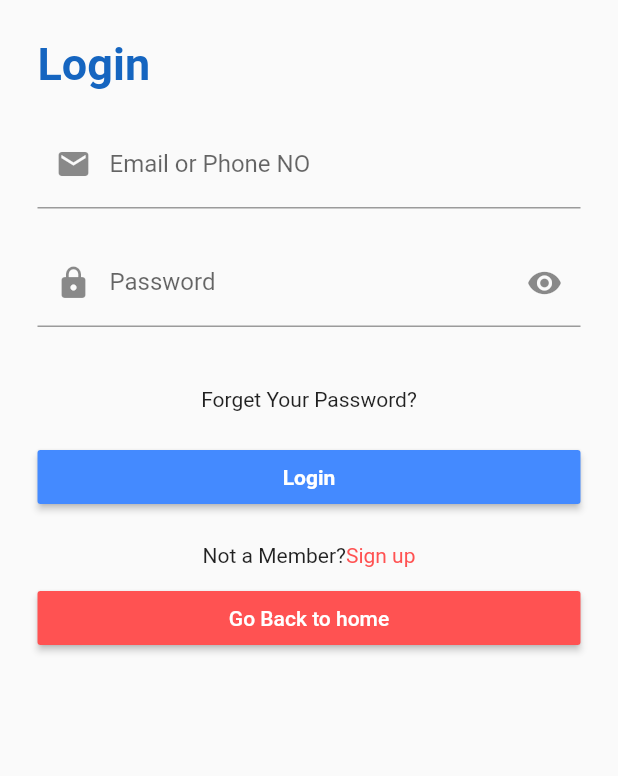
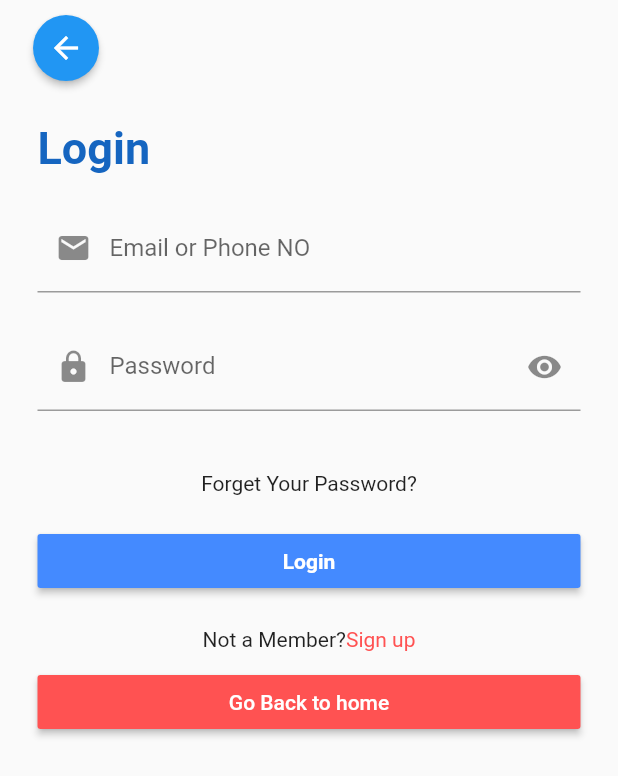
Before and after one commit to suliman-khaan/tourmate, a Flutter app: the login screen opened directly, on a phone screen of 412 x 824 dp. Shown: the top 776 px of the screen. Run offline on Flutter 3.47's test engine with Material 2 defaults, Android fonts, the phone set to English and light mode, and no system bars; our stand-ins replace carousel_slider, cloud_firestore, dotted_line, firebase_auth, firebase_core, font_awesome_flutter and 5 more; missing offline and left inert: comment_box, flutter_phone_direct_caller; accounts and stored records are empty; network calls fail; Roboto replaces fonts that are missing (RobotoMono-VariableFont_wght).

Commit message:
Fix some Issue

```diff
--- a/lib/login.dart
+++ b/lib/login.dart
@@ -89,12 +89,29 @@ class _loginState extends State<login> {
         title: Center(child: Text("")),
       ),*/
       body: SafeArea(
-        child: Container(
+        child: Column(
+          crossAxisAlignment: CrossAxisAlignment.start,
+          children: [
+            Padding(
+              padding: const EdgeInsets.only(top: 8.0),
+              child: MaterialButton(
+                child: const Icon(Icons.arrow_back),
+                color: Colors.blue,
+                textColor: Colors.white,
+                padding: EdgeInsets.all(10),
+                shape: CircleBorder(),
+                onPressed: () {
+                  Navigator.pop(context);
+                },
+              ),
+            ),
+            Container(
               child: Padding(
                 padding: const EdgeInsets.all(25.0),
                 child: Form(
                     key: formkey,
                     child: Column(
+                      crossAxisAlignment: CrossAxisAlignment.start,
                       children: <Widget>[
                         SizedBox(
                             //height: 160,
@@ -157,9 +174,14 @@ class _loginState extends State<login> {
                         SizedBox(
                           height: 20,
                         ),
+                        Row(
+                          mainAxisAlignment: MainAxisAlignment.center,
+                          children: [
                             InkWell(
                               child: Text("Forget Your Password?"),
                               onTap: () {},
+                            ),
+                          ],
                         ),
                         SizedBox(
                           height: 20,
@@ -211,8 +233,10 @@ class _loginState extends State<login> {
                           // ignore: deprecated_member_use
                           child: RaisedButton(
                             onPressed: () {
-                          Navigator.push(context,
-                              MaterialPageRoute(builder: (context) => home()));
+                              Navigator.push(
+                                  context,
+                                  MaterialPageRoute(
+                                      builder: (context) => home()));
                             },
                             child: Text("Go Back to home"),
                             color: Colors.redAccent,
@@ -228,6 +252,8 @@ class _loginState extends State<login> {
                       ],
                     )),
               ),
+            ),
+          ],
         ),
       ),
     );
```
Also changed, not shown: lib/hotel_view.dart (+10 -2 lines), lib/userProfile.dart (+6 -2 lines). Lines whose indentation alone changed are shown as unchanged.
